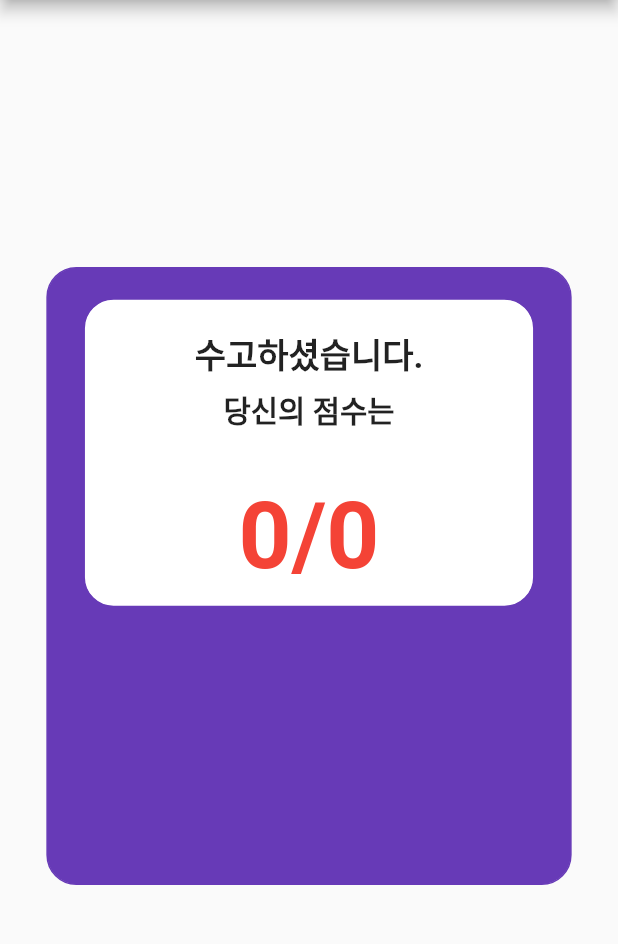
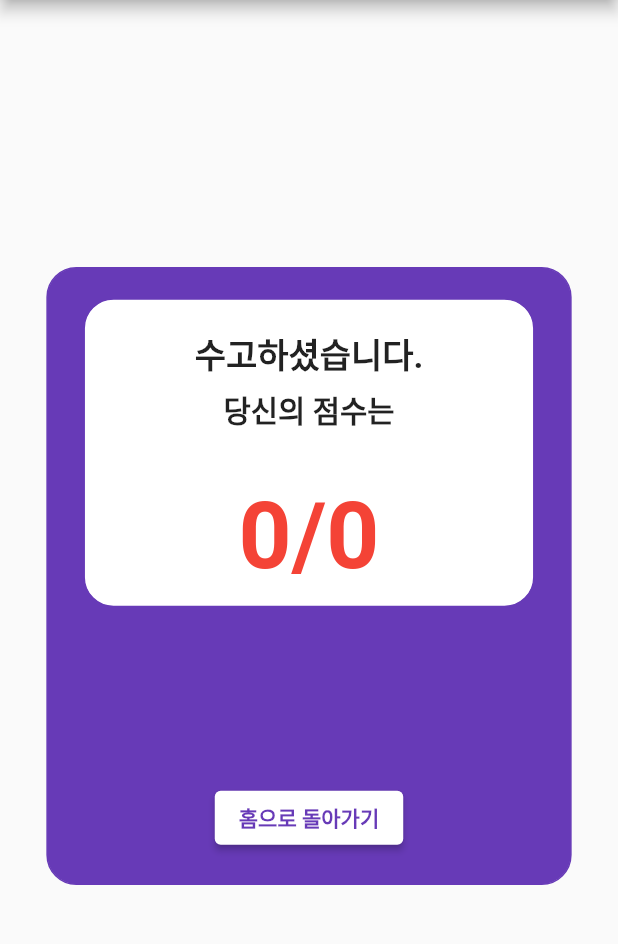
Before and after one commit to jongeuni/quiz-quiz, a Flutter app: the ResultScreen screen opened directly with empty values, on a phone screen of 412 x 824 dp, the part 84-1028 px from its top. Run offline on Flutter 3.47's test engine with Material 2 defaults, Android fonts, the phone set to English and light mode, and no system bars; our stand-ins replace auto_size_text, flutter_swiper.

Commit message:
[ADD] Return to home button

```diff
--- a/flutter_app/lib/screen/screen_result.dart
+++ b/flutter_app/lib/screen/screen_result.dart
@@ -2,6 +2,7 @@ import 'package:flutter/cupertino.dart';
 import 'package:flutter/material.dart';
 import 'package:flutter/rendering.dart';
 import 'package:flutter_app/model/model_quiz.dart';
+import 'package:flutter_app/screen/screen_home.dart';
 
 class ResultScreen extends StatelessWidget{
   List<int> answers;
@@ -80,12 +81,40 @@ class ResultScreen extends StatelessWidget{
                     padding: EdgeInsets.all(width * 0.012)
                   )
                 ],
-              )
-              )
+              ),
+              ),
+              // 홈으로 돌아가기 버튼
+              Expanded(child: Container(),
+              ),
+              Container(
+                padding: EdgeInsets.only(bottom: width * 0.048),
+                child: ButtonTheme(
+                  minWidth: width * 0.73,
+                  height: height * 0.05,
+                  shape: RoundedRectangleBorder(
+                    borderRadius: BorderRadius.circular(10),
+                  ),
+                  child: ElevatedButton(onPressed:(){
+                    Navigator.push(context, MaterialPageRoute(builder: (context){
+                      return HomeScreen();
+                    }));
+                  },
+                  child: Text('홈으로 돌아가기',
+                    style: TextStyle(
+                      color: Colors.deepPurple,
+                      fontWeight: FontWeight.bold
+                      ),
+                  ),
+                  style: ButtonStyle(
+                      backgroundColor: MaterialStateProperty.all(Colors.white),
+                    ),
+                  ),
+                ),
+              ),
             ],
-          )
-        )
-      )
+          ),
+        ),
+      ),
     ),
     );
   }
```
